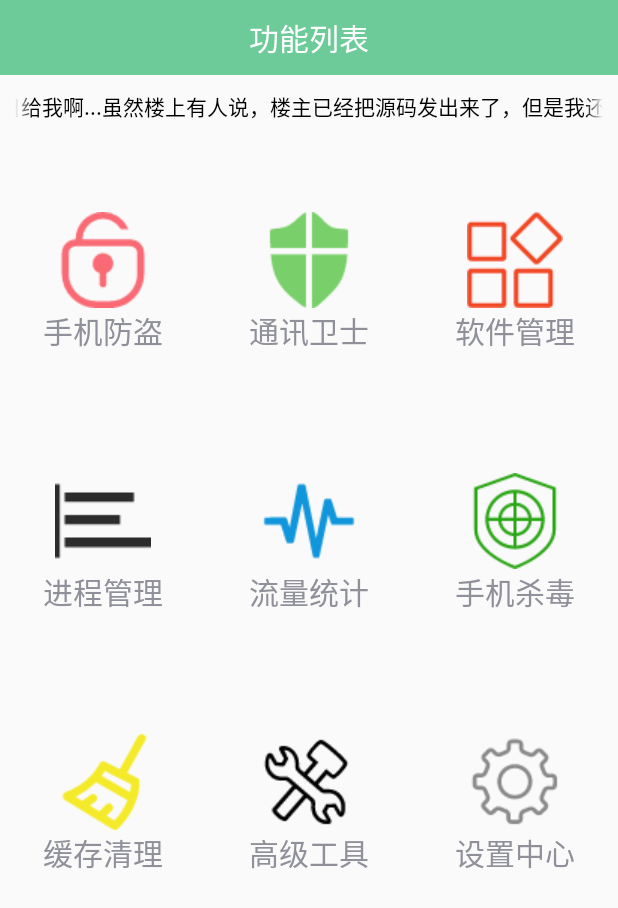
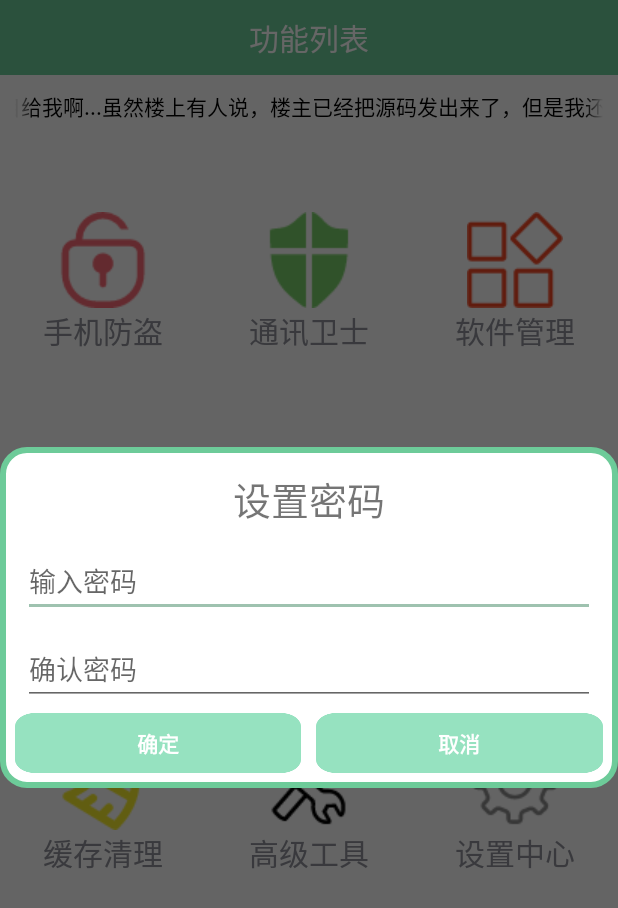
Before and after one commit to chen-zicong/MoblieSafe, an Android app: the screen it shows after launch (HomeActiviity), after a tap on "手机防盗", on a phone screen of 412 x 824 dp. Shown: the top 908 px of the screen. Run offline under Robolectric (Android 15) with nearby library versions, the phone set to English and light mode, and no system bars; libraries missing offline, so code that uses them is left out: com.lidroid.xutils.

Commit message:
设置了密码验证

```diff
--- a/app/src/main/java/com/chenzicong/mobliesafe/Utils/SpUtil.java
+++ b/app/src/main/java/com/chenzicong/mobliesafe/Utils/SpUtil.java
@@ -12,24 +12,50 @@ public class SpUtil {
 
     public static void putBoolean(Context context, String key, boolean value) {
         if (sp == null) {
-            sp =context.getSharedPreferences("config", Context.MODE_PRIVATE);
+            sp = context.getSharedPreferences("config", Context.MODE_PRIVATE);
         }
-        sp.edit().putBoolean(key,value).commit();
+        sp.edit().putBoolean(key, value).commit();
+
+    }
+    /**
+     * 写入boolean变量到sp中
+     *
+     * @param context  上下文环境
+     * @param key      储存接点名称
+     * @param defValue 没有此节点的默认值
+     * @return 默认值或者此节点读取到的结果
+     */
+
+    public static boolean getBoolean(Context context, String key, boolean defValue) {
+        //（储存接待呢文件名称，读写方式）
+        if (sp == null) {
+            sp = context.getSharedPreferences("config", Context.MODE_PRIVATE);
+        }
+        return sp.getBoolean(key, defValue);
+    }
+
+
+    /**
+     * 写入String变量到sp中
+     *
+     * @param context  上下文环境
+     * @param key      储存接点名称
+     * @param value 没有此节点的默认值为defValue
+     * @return 默认值或者此节点读取到的结果
+     */
+    public static void putString(Context context, String key, String value) {
+        if (sp == null) {
+            sp = context.getSharedPreferences("config", Context.MODE_PRIVATE);
+        }
+        sp.edit().putString(key, value).commit();
 
     }
 
-    /**
-     * 写入boolean变量到sp中
-     * @param context    上下文环境
-     * @param key       储存接点名称
-     * @param defValue  没有此节点的默认值
-     * @return  默认值或者此节点读取到的结果
-     */
-    public static boolean getBoolean(Context context,String key ,boolean defValue){
+    public static String getString(Context context, String key, String defValue) {
         //（储存接待呢文件名称，读写方式）
-        if(sp==null){
-            sp =context.getSharedPreferences("config", Context.MODE_PRIVATE);
+        if (sp == null) {
+            sp = context.getSharedPreferences("config", Context.MODE_PRIVATE);
         }
-        return sp.getBoolean(key,defValue);
+        return sp.getString(key, defValue);
     }
 }
--- a/app/src/main/java/com/chenzicong/mobliesafe/activity/HomeActiviity.java
+++ b/app/src/main/java/com/chenzicong/mobliesafe/activity/HomeActiviity.java
@@ -3,17 +3,23 @@ package com.chenzicong.mobliesafe.activity;
 import android.content.Intent;
 import android.os.Bundle;
 import android.support.annotation.Nullable;
+import android.support.v7.app.AlertDialog;
 import android.support.v7.app.AppCompatActivity;
+import android.text.TextUtils;
 import android.util.Log;
 import android.view.View;
 import android.view.ViewGroup;
 import android.widget.AdapterView;
 import android.widget.BaseAdapter;
+import android.widget.Button;
+import android.widget.EditText;
 import android.widget.GridView;
 import android.widget.ImageView;
 import android.widget.TextView;
 
 import com.chenzicong.mobliesafe.R;
+import com.chenzicong.mobliesafe.Utils.SpUtil;
+import com.chenzicong.mobliesafe.Utils.ToastUtil;
 
 /**
  * Created by 82023 on 2017/8/8.
@@ -24,6 +30,7 @@ class HomeActiviity extends AppCompatActivity {
     protected String[] mTitleStrs;
     private int[] mDrawableIds;
     private GridView mGv_home;
+    private AlertDialog mDialog;
 
     @Override
     protected void onCreate(@Nullable Bundle savedInstanceState) {
@@ -48,12 +55,109 @@ class HomeActiviity extends AppCompatActivity {
 
                 switch (i) {
                     case 0:
+                        showDialog();
                         break;
                     case 8:
                         Intent intent = new Intent(getApplicationContext(), SettingActivity.class);
                         startActivity(intent);
                         break;
                 }
+            }
+        });
+    }
+
+    private void showDialog() {
+        //0.判断那本事是否存储密码
+        String psd = SpUtil.getString(this, ConstentValue.MOBILE_SAFE_PSD, "");
+        if (TextUtils.isEmpty(psd)) {
+            //1.初始设置密码的对话框
+            showSetPsdDialog();
+        } else {
+            //2.确认密码对话框
+            showConfirmPsdDialog();
+        }
+
+    }
+
+    /**
+     * 确认密码对话框
+     */
+    private void showConfirmPsdDialog() {
+        //因为需要自己去定义对话框的显示样式,所以需要调用dialog.setView
+        //view是由自己编写的xml转换成的view对象xml--->view;
+        AlertDialog.Builder builder = new AlertDialog.Builder(this,R.style.mydialog);
+        mDialog = builder.create();
+        final View view = View.inflate(this,R.layout.dialog_confirm_psd,null);
+        mDialog.setView(view);
+        mDialog.show();
+        Button bt_submit = (Button) view.findViewById(R.id.bt_submit);
+        Button bt_cancel = (Button)view.findViewById(R.id.bt_cancel);
+        bt_submit.setOnClickListener(new View.OnClickListener() {
+            @Override
+            public void onClick(View v) {
+                EditText et_set_psd = (EditText) view.findViewById(R.id.et_set_psd);
+                String psd = et_set_psd.getText().toString();
+                if(!TextUtils.isEmpty(psd)){
+                    String confirm_psd = SpUtil.getString(getApplicationContext(),ConstentValue.MOBILE_SAFE_PSD,"");
+                    if(psd.equals(confirm_psd)){
+                        Intent intent = new Intent(getApplicationContext(),SettingActivity.class);
+                        startActivity(intent);
+                        mDialog.dismiss();
+                        SpUtil.putString(getApplicationContext(),ConstentValue.MOBILE_SAFE_PSD,psd);
+                    }else {
+                        ToastUtil.show(getApplicationContext(),"密码错误");
+                    }
+                }else {
+                    ToastUtil.show(getApplicationContext(),"密码不能为空");
+                }
+            }
+        });
+        bt_cancel.setOnClickListener(new View.OnClickListener() {
+            @Override
+            public void onClick(View view) {
+                mDialog.dismiss();
+            }
+        });
+    }
+
+    /**
+     * 设置密码对话框
+     */
+    private void showSetPsdDialog() {
+        //因为需要自己去定义对话框的显示样式,所以需要调用dialog.setView
+        //view是由自己编写的xml转换成的view对象xml--->view;
+        AlertDialog.Builder builder = new AlertDialog.Builder(this,R.style.mydialog);
+        mDialog = builder.create();
+        final View view = View.inflate(this,R.layout.dialog_set_psd,null);
+        mDialog.setView(view);
+        mDialog.show();
+        Button bt_submit = (Button) view.findViewById(R.id.bt_submit);
+        Button bt_cancel = (Button) view.findViewById(R.id.bt_cancel);
+        bt_submit.setOnClickListener(new View.OnClickListener() {
+            @Override
+            public void onClick(View v) {
+                EditText et_set_psd = (EditText) view.findViewById(R.id.et_set_psd);
+                EditText et_confirm_pad = (EditText) view.findViewById(R.id.et_confirm_pad);
+                String psd = et_set_psd.getText().toString();
+                String confirmPsd = et_confirm_pad.getText().toString();
+                if(!TextUtils.isEmpty(psd)&&!TextUtils.isEmpty(confirmPsd)){
+                    if(psd.equals(confirmPsd)){
+                        Intent intent = new Intent(getApplicationContext(),SettingActivity.class);
+                        startActivity(intent);
+                        mDialog.dismiss();
+                        SpUtil.putString(getApplicationContext(),ConstentValue.MOBILE_SAFE_PSD,psd);
+                    }else {
+                        ToastUtil.show(getApplicationContext(),"密码不一致");
+                    }
+                }else {
+                    ToastUtil.show(getApplicationContext(),"密码不能为空");
+                }
+            }
+        });
+        bt_cancel.setOnClickListener(new View.OnClickListener() {
+            @Override
+            public void onClick(View view) {
+                    mDialog.dismiss();
             }
         });
     }
--- a/app/src/main/java/com/chenzicong/mobliesafe/activity/SettingActivity.java
+++ b/app/src/main/java/com/chenzicong/mobliesafe/activity/SettingActivity.java
@@ -27,7 +27,7 @@ class SettingActivity extends AppCompatActivity {
 
     private void initUpdate() {
         final SettingItemView siv_update = (SettingItemView) findViewById(R.id.siv_unpdate);
-        //获取已有的开关状态
+        //获取已有的开关状态,若是第一次使用,默认为false
         boolean open_update = SpUtil.getBoolean(this, ConstentValue.OPEN_UPDATE, false);
         //是否选中,根据上一次存储的结果做决定
         siv_update.setCheck(open_update);
--- a/app/src/main/java/com/chenzicong/mobliesafe/view/TitleView.java
+++ /dev/null
@@ -1,30 +0,0 @@
-package com.chenzicong.mobliesafe.view;
-
-import android.content.Context;
-import android.util.AttributeSet;
-import android.view.View;
-import android.widget.RelativeLayout;
-
-import com.chenzicong.mobliesafe.R;
-
-/**
- * Created by 82023 on 2017/8/10.
- */
-
-public class TitleView extends RelativeLayout {
-    public TitleView(Context context) {
-        this(context,null);
-    }
-
-    public TitleView(Context context, AttributeSet attrs) {
-        this(context, attrs,0);
-    }
-
-    public TitleView(Context context, AttributeSet attrs, int defStyleAttr) {
-        super(context, attrs, defStyleAttr);
-        View.inflate(context, R.layout.activity_main_titlebar,this);
-
-
-
-    }
-}
--- /dev/null
+++ b/app/src/main/res/drawable/myshape.xml
@@ -0,0 +1,10 @@
+<?xml version="1.0" encoding="utf-8"?>
+<!-- 用于设置信息对话框的圆角 -->
+<shape xmlns:android="http://schemas.android.com/apk/res/android">
+    android:shape="rectangle" >
+    <solid android:color="@android:color/white" />
+    <corners android:radius="16dp" />
+    <stroke
+        android:width="4dp"
+        android:color="#6dcb99" />
+</shape>
--- a/app/src/main/res/layout/activity_home.xml
+++ b/app/src/main/res/layout/activity_home.xml
@@ -4,11 +4,9 @@
               android:layout_height="match_parent"
               android:orientation="vertical">
 
-    <com.chenzicong.mobliesafe.view.TitleView
-        android:layout_width="match_parent"
-        android:layout_height="wrap_content">
-
-    </com.chenzicong.mobliesafe.view.TitleView>
+   <TextView
+       style="@style/titlesStyle"
+       android:text="功能列表"/>
 
     <com.chenzicong.mobliesafe.view.FocusTextView
         android:layout_width="match_parent"
--- a/app/src/main/res/layout/activity_main_titlebar.xml
+++ /dev/null
@@ -1,18 +0,0 @@
-<?xml version="1.0" encoding="utf-8"?>
-<LinearLayout xmlns:android="http://schemas.android.com/apk/res/android"
-              android:layout_width="match_parent"
-              android:layout_height="50dp"
-              android:background="#6dcb99"
-              android:gravity="center"
-              android:orientation="vertical">
-
-    <TextView
-        android:id="@+id/tv_title"
-        android:layout_width="wrap_content"
-        android:layout_height="wrap_content"
-        android:textColor="#fff"
-        android:textSize="20sp"
-        android:text="功能列表"
-        />
-
-</LinearLayout>
--- /dev/null
+++ b/app/src/main/res/layout/dialog_set_psd.xml
@@ -0,0 +1,60 @@
+<?xml version="1.0" encoding="utf-8"?>
+<LinearLayout xmlns:android="http://schemas.android.com/apk/res/android"
+              android:layout_width="match_parent"
+              android:layout_height="match_parent"
+              android:background="@drawable/myshape"
+              android:padding="10dp"
+              android:orientation="vertical">
+
+   <TextView
+       android:layout_width="match_parent"
+       android:layout_height="50dp"
+       android:text="设置密码"
+       android:textSize="25sp"
+       android:gravity="center"/>
+
+    <EditText
+        android:id="@+id/et_set_psd"
+        android:layout_width="match_parent"
+        android:layout_height="wrap_content"
+        android:layout_margin="5dp"
+        android:inputType="textPassword"
+        android:hint="输入密码"/>
+
+    <EditText
+        android:id="@+id/et_confirm_pad"
+        android:layout_width="match_parent"
+        android:layout_height="wrap_content"
+        android:inputType="textPassword"
+        android:layout_margin="5dp"
+        android:hint="确认密码"/>
+
+    <LinearLayout
+        android:layout_width="match_parent"
+        android:layout_height="wrap_content">
+
+        <Button
+            android:layout_marginRight="10dp"
+            android:id="@+id/bt_submit"
+            android:layout_width="0dp"
+            android:layout_height="40dp"
+            android:layout_weight="1"
+            android:background="@drawable/yuan_button"
+            android:text="确定"
+            android:textColor="@android:color/background_light"
+            android:textStyle="bold"
+            />
+
+        <Button
+            android:id="@+id/bt_cancel"
+            android:layout_width="0dp"
+            android:layout_height="40dp"
+            android:layout_weight="1"
+            android:background="@drawable/yuan_button"
+            android:text="取消"
+            android:textColor="@android:color/background_light"
+            android:textStyle="bold"/>
+    </LinearLayout>
+
+
+</LinearLayout>
--- a/app/src/main/res/values/colors.xml
+++ b/app/src/main/res/values/colors.xml
@@ -2,5 +2,5 @@
 <resources>
     <color name="colorPrimary">#6dcb99</color>
     <color name="colorPrimaryDark">#6dcb99</color>
-    <color name="colorAccent">#FF4081</color>
+    <color name="colorAccent">#9ec2af</color>
 </resources>
--- a/app/src/main/res/values/styles.xml
+++ b/app/src/main/res/values/styles.xml
@@ -10,4 +10,33 @@
 
     </style>
 
+
+    <style name="mydialog" parent="android:style/Theme.Dialog">
+        <!-- 背景透明 -->
+        <item name="android:windowBackground">@android:color/transparent</item>
+        <!-- 没有标题 -->
+        <item name="android:windowNoTitle">true</item>
+        <!-- 背景模糊 -->
+        <item name="android:backgroundDimEnabled">true</item>
+    </style>
+
+    <style name="titlesStyle">
+        <item name="android:gravity">center</item>
+        <item name="android:textColor">#fff</item>
+        <item name="android:background">#6dcb99</item>
+        <item name="android:layout_width">match_parent</item>
+        <item name="android:layout_height">50dp</item>
+        <item name="android:textSize">20sp</item>
+
+    </style>
+
+
+    <!--<TextView-->
+        <!--android:id="@+id/tv_title"-->
+        <!--android:layout_width="wrap_content"-->
+        <!--android:layout_height="wrap_content"-->
+        <!--android:textColor="#fff"-->
+        <!--android:textSize="20sp"-->
+        <!--/>-->
+
 </resources>
```
Also changed, not shown: app/src/main/java/com/chenzicong/mobliesafe/activity/ConstentValue.java (+7 -1 lines), app/src/main/java/com/chenzicong/mobliesafe/view/SettingItemView.java (+24 -2 lines), app/src/main/res/drawable/myshape_item.xml (added, +10 -0 lines), app/src/main/res/layout/activity_setting.xml (+24 -5 lines), app/src/main/res/layout/activity_setting_item.xml (+2 -11 lines), app/src/main/res/layout/dialog_confirm_psd.xml (added, +54 -0 lines), app/src/main/res/values/attrs.xml (added, +15 -0 lines), app/src/main/res/drawable/yuan_button.png (added).
